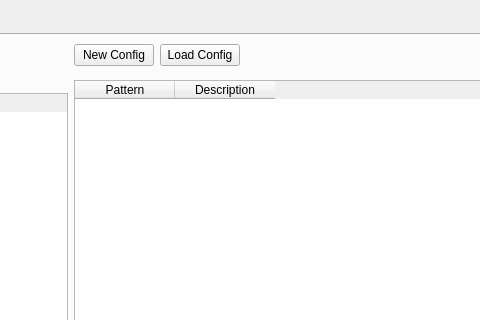
The window that mainwindow.ui (Olafseisler/sensitive-data-deleter) describes before a commit, drawn with Qt 5; both pictures show x 530 to 1010 and y 0 to 320 of the 1202 by 555 pixel window.
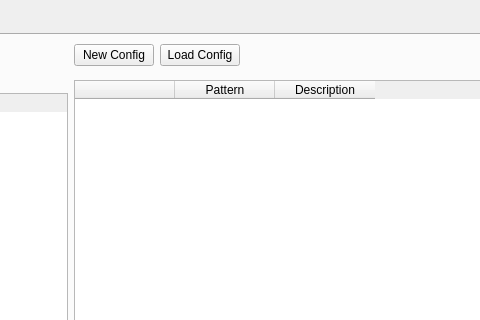
The same window after the commit. The open tabs and pages were chosen to show the change.

The edit to the form file:
```diff
--- a/mainwindow.ui
+++ b/mainwindow.ui
@@ -502,6 +502,11 @@
             </item>
             <item>
              <widget class="QTableWidget" name="scanPatternsTableWidget">
+              <column>
+               <property name="text">
+                <string/>
+               </property>
+              </column>
               <column>
                <property name="text">
                 <string>Pattern</string>
```
Left out of the diff: 2 changed lines with no effect on the pictures.
